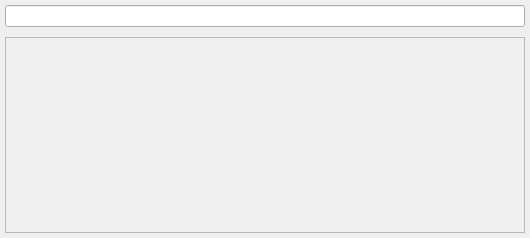
Qt form lib/gii/qt/controls/PropertyEditor/referenceBrowser.ui (tommo/gii) before a commit.
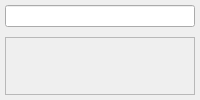
The same form after that commit.

Patch:
```diff
--- a/lib/gii/qt/controls/PropertyEditor/referenceBrowser.ui
+++ b/lib/gii/qt/controls/PropertyEditor/referenceBrowser.ui
@@ -6,8 +6,8 @@
    <rect>
     <x>0</x>
     <y>0</y>
-    <width>530</width>
-    <height>238</height>
+    <width>200</width>
+    <height>100</height>
    </rect>
   </property>
   <property name="windowTitle">
```
